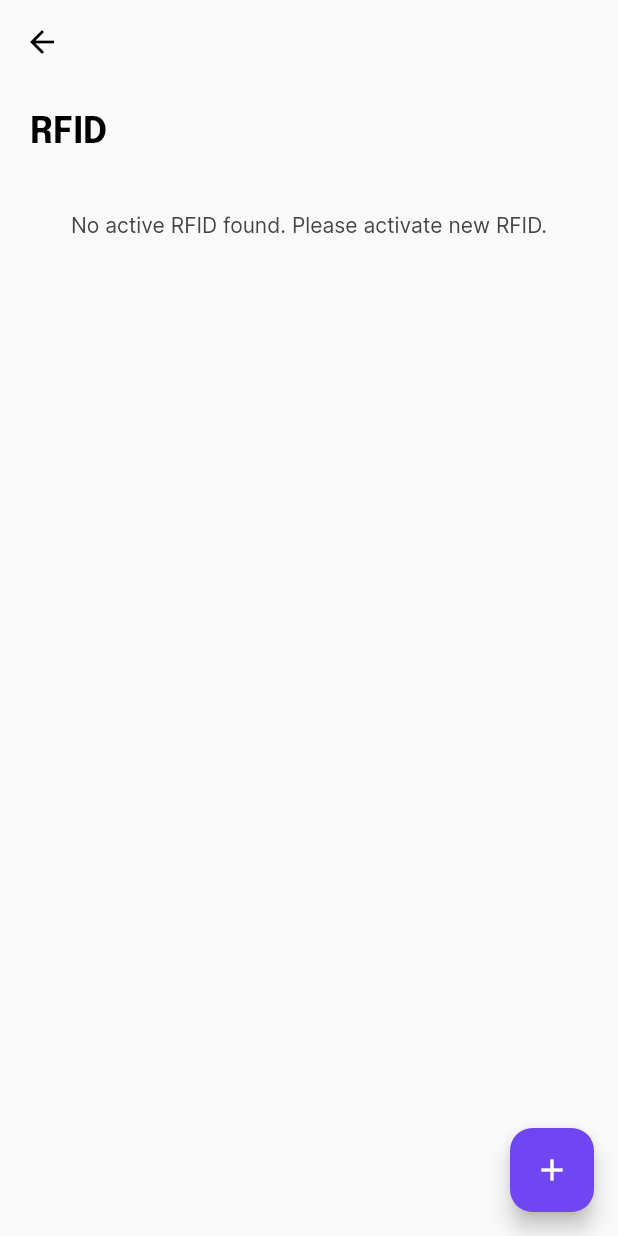
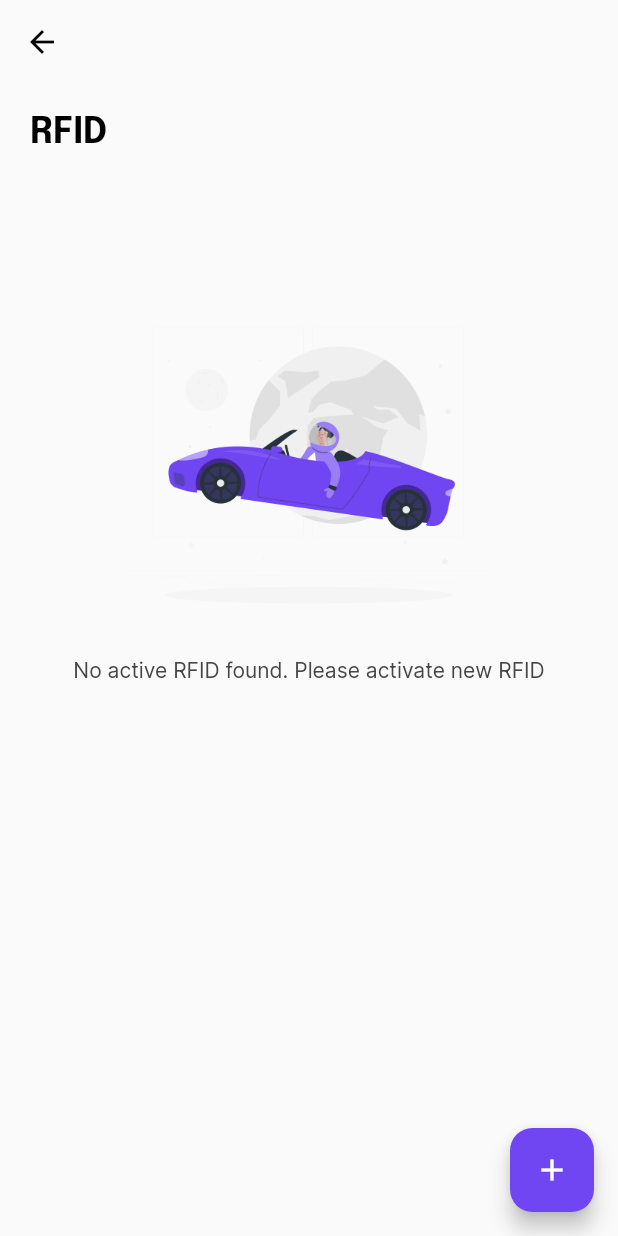
Before and after one commit to syhrzkwn/unipark-uitm-app, a Flutter app: the RFIDPage screen opened directly, on a phone screen of 412 x 824 dp. Run offline on Flutter 3.47's test engine with Material 2 defaults, Android fonts, the phone set to English and light mode, and no system bars; our stand-ins replace cloud_firestore, connectivity_plus, firebase_auth, firebase_core, flutter_native_splash, gap and 8 more; missing offline and left inert: colorful_safe_area; accounts and stored records are empty.

Commit message:
Update RFID controller, model, and UI

```diff
--- a/unipark_uitm_app/lib/src/features/rfid/models/rfid_model.dart
+++ b/unipark_uitm_app/lib/src/features/rfid/models/rfid_model.dart
@@ -1,7 +1,7 @@
 import 'package:cloud_firestore/cloud_firestore.dart';
 
 class RfidModel {
-  String? id;
+  String id;
   String? userId;
   String ownerName;
   bool parkingEntered;
@@ -16,7 +16,7 @@ class RfidModel {
 
   // Constructor
   RfidModel({
-    this.id,
+    required this.id,
     required this.userId,
     required this.ownerName,
     required this.parkingEntered,
@@ -32,6 +32,7 @@ class RfidModel {
 
   // Static function to create an empty rfid model
   static RfidModel empty() => RfidModel(
+    id: '',
     userId: '',
     ownerName: '',
     parkingEntered: false,
@@ -46,7 +47,7 @@ class RfidModel {
   );
 
   // Convert model to JSON structure for storing data in Firebase
-  toJson() {
+  Map<String, dynamic> toJson() {
     return {
       'user_id': userId,
       'owner_name': ownerName,
--- a/unipark_uitm_app/lib/src/features/rfid/pages/rfid_detail_page.dart
+++ b/unipark_uitm_app/lib/src/features/rfid/pages/rfid_detail_page.dart
@@ -91,7 +91,7 @@ class RFIDDetailPage extends StatelessWidget {
                           child: const Text('No', style: TextStyle(fontWeight: FontWeight.bold)),
                         ),
                         TextButton(
-                          onPressed: () => controller.terminateRfid(id: rfid.id!),
+                          onPressed: () => controller.terminateRfid(id: rfid.id),
                           child: const Text('Yes', style: TextStyle(fontWeight: FontWeight.bold)),
                         ),
                       ],
--- a/unipark_uitm_app/lib/src/features/rfid/pages/rfid_page.dart
+++ b/unipark_uitm_app/lib/src/features/rfid/pages/rfid_page.dart
@@ -3,8 +3,10 @@ import 'package:gap/gap.dart';
 import 'package:get/get.dart';
 import 'package:unipark_uitm_app/src/features/rfid/controllers/rfid_controller.dart';
 import 'package:unipark_uitm_app/src/features/rfid/pages/rfid_add_page.dart';
+import 'package:unipark_uitm_app/src/utils/constants/images.dart';
 import 'package:unipark_uitm_app/src/utils/constants/sizes.dart';
 import 'package:unipark_uitm_app/src/utils/constants/colors.dart';
+import 'package:unipark_uitm_app/src/utils/helpers/helper_functions.dart';
 import 'package:unipark_uitm_app/src/utils/widgets/rfid_card.dart';
 
 class RFIDPage extends StatelessWidget {
@@ -15,6 +17,7 @@ class RFIDPage extends StatelessWidget {
   @override
   Widget build(BuildContext context) {
     final rfidController = Get.put(RfidController());
+    var size = HelperFunction.screenSize();
 
     return Scaffold(
       appBar: AppBar(
@@ -36,7 +39,18 @@ class RFIDPage extends StatelessWidget {
               const Gap(40.0),
               Obx(() {
                 if(rfidController.listActiveRfid.isEmpty) {
-                  return const Center(child: Text('No active RFID found. Please activate new RFID.'));
+                  return Center(
+                    child: Column(
+                      children: [
+                        const Gap(50.0),
+                        Image(
+                          image: const AssetImage(noRfid),
+                          height: size.height * 0.3,
+                        ),
+                        const Text('No active RFID found. Please activate new RFID'),
+                      ],
+                    ),
+                  );
                 }
                 return GridView.builder(
                   shrinkWrap: true,
--- a/unipark_uitm_app/lib/src/utils/constants/images.dart
+++ b/unipark_uitm_app/lib/src/utils/constants/images.dart
@@ -9,3 +9,4 @@ const String emptyInbox = "assets/images/empty_inbox.png";
 const String mapMarker = "assets/images/map_marker.png";
 const String googleApp = "assets/images/google_map.png";
 const String wazeApp = "assets/images/waze.png";
+const String noRfid = "assets/images/no_rfid.png";
--- a/unipark_uitm_app/lib/src/utils/widgets/rfid_card.dart
+++ b/unipark_uitm_app/lib/src/utils/widgets/rfid_card.dart
@@ -27,7 +27,7 @@ class WRFIDCard extends StatelessWidget {
         elevation: 0,
         shape: RoundedRectangleBorder(
           borderRadius: BorderRadius.circular(10.0),
-          side: const BorderSide(color: borderColor, width: 1),
+          side: BorderSide(color: dark ? textColor1 : borderColor, width: 1),
         ),
         child: Container(
           padding: const EdgeInsets.all(defaultSize),
--- a/unipark_uitm_app/pubspec.yaml
+++ b/unipark_uitm_app/pubspec.yaml
@@ -54,6 +54,7 @@ dependencies:
   package_info_plus: ^4.2.0
   firebase_messaging: ^14.7.10
   url_launcher: ^6.1.14
+  sliding_up_panel: ^2.0.0+1
 
 dev_dependencies:
   flutter_test:
@@ -107,6 +108,7 @@ flutter:
     - assets/images/map_marker.png
     - assets/images/google_map.png
     - assets/images/waze.png
+    - assets/images/no_rfid.png
 
   # An image asset can refer to one or more resolution-specific "variants", see
   # https://flutter.dev/assets-and-images/#resolution-aware
```
Also changed, not shown: unipark_uitm_app/lib/src/data/repositories/rfid/rfid_repository.dart (+11 -0 lines), unipark_uitm_app/lib/src/features/rfid/controllers/rfid_controller.dart (+8 -1 lines), unipark_uitm_app/assets/images/no_rfid.png (added), unipark_uitm_app/pubspec.lock.
